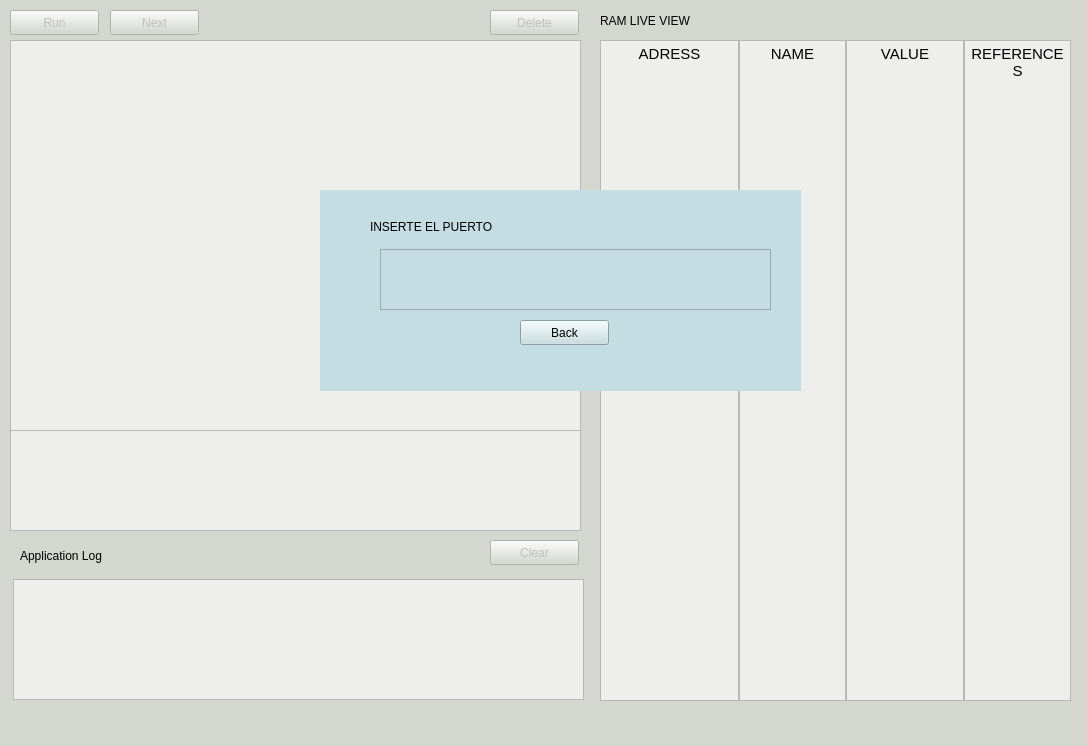
joseff01/AED2-P1-C_IDE, file C!/AEDII-GUI/mainwindow.ui: the form before one commit.
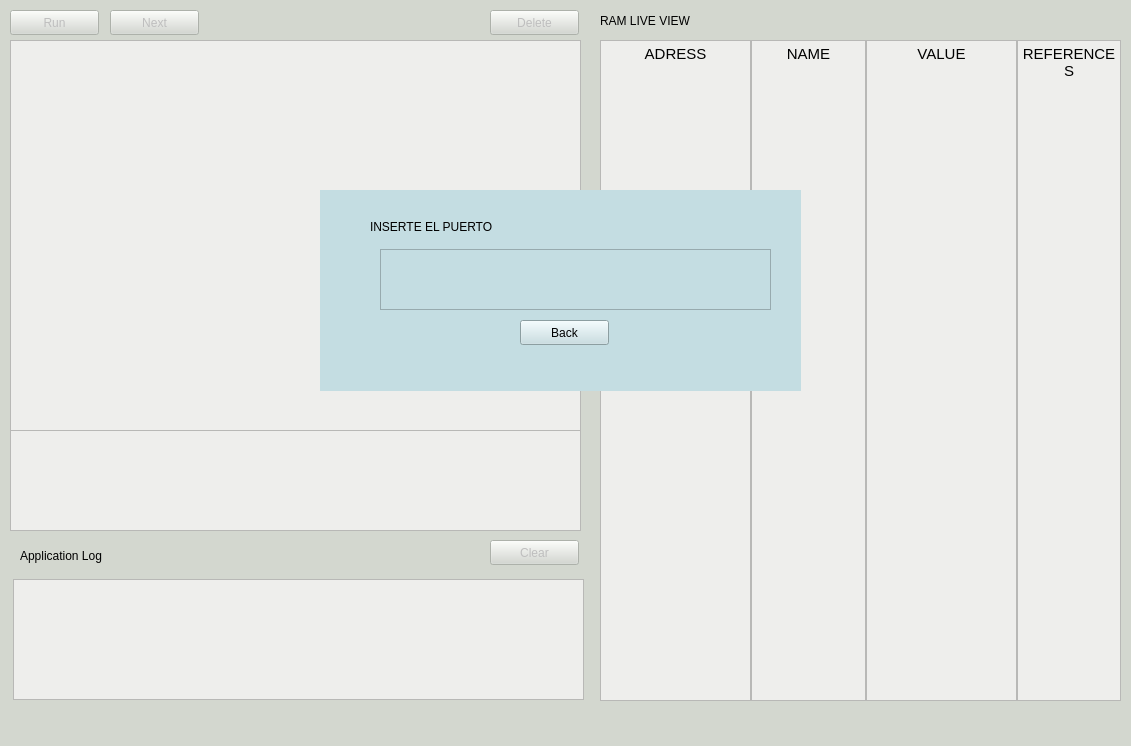
The form after the commit.

What changed in the file:
```diff
--- a/C!/AEDII-GUI/mainwindow.ui
+++ b/C!/AEDII-GUI/mainwindow.ui
@@ -6,7 +6,7 @@
    <rect>
     <x>0</x>
     <y>0</y>
-    <width>1087</width>
+    <width>1131</width>
     <height>746</height>
    </rect>
   </property>
@@ -160,11 +160,11 @@
      <rect>
       <x>600</x>
       <y>40</y>
-      <width>471</width>
+      <width>521</width>
       <height>661</height>
      </rect>
     </property>
-    <layout class="QHBoxLayout" name="horizontalLayout" stretch="13,10,11,10">
+    <layout class="QHBoxLayout" name="horizontalLayout" stretch="13,10,13,9">
      <property name="spacing">
       <number>0</number>
      </property>
```
Left out of the diff: 2 changed lines with no effect on the pictures.
